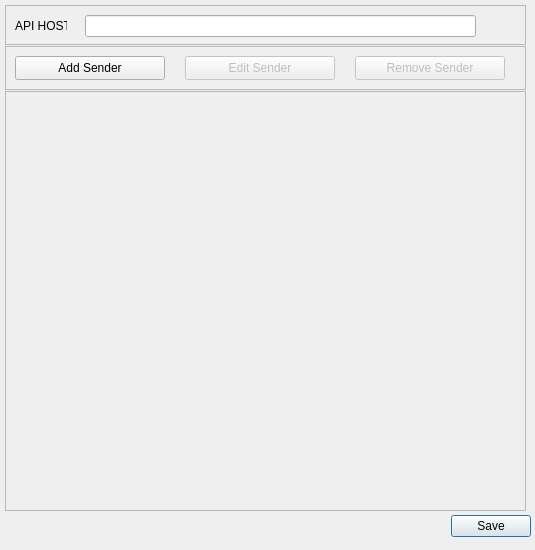
The window that UI/config.ui (awaleilmo/receiver_nmea) describes before a commit, drawn with Qt 5.
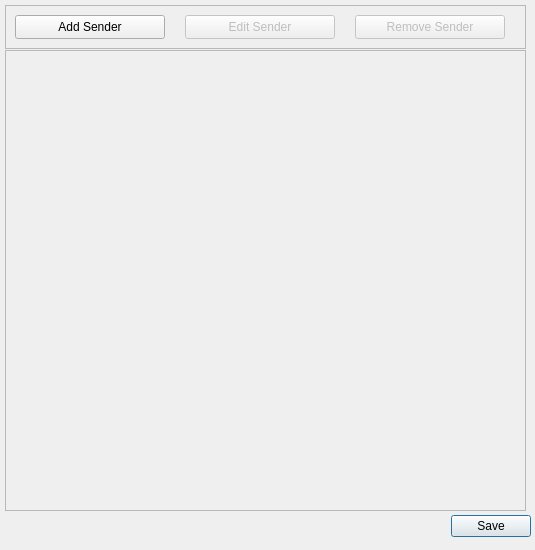
The same window after the commit.

Commit message: add settings.config

Patch:
```diff
--- a/UI/config.ui
+++ b/UI/config.ui
@@ -82,45 +82,6 @@
      <number>5</number>
     </property>
     <item row="0" column="0" colspan="2">
-     <widget class="QFrame" name="frame_2">
-      <property name="minimumSize">
-       <size>
-        <width>500</width>
-        <height>40</height>
-       </size>
-      </property>
-      <property name="frameShape">
-       <enum>QFrame::Shape::StyledPanel</enum>
-      </property>
-      <property name="frameShadow">
-       <enum>QFrame::Shadow::Raised</enum>
-      </property>
-      <widget class="QLabel" name="label_6">
-       <property name="geometry">
-        <rect>
-         <x>10</x>
-         <y>10</y>
-         <width>52</width>
-         <height>22</height>
-        </rect>
-       </property>
-       <property name="text">
-        <string>API HOST</string>
-       </property>
-      </widget>
-      <widget class="QLineEdit" name="apiServer">
-       <property name="geometry">
-        <rect>
-         <x>80</x>
-         <y>10</y>
-         <width>391</width>
-         <height>22</height>
-        </rect>
-       </property>
-      </widget>
-     </widget>
-    </item>
-    <item row="1" column="0" colspan="2">
      <widget class="QFrame" name="frame">
       <property name="minimumSize">
        <size>
@@ -220,7 +181,7 @@
       </widget>
      </widget>
     </item>
-    <item row="2" column="0" colspan="2">
+    <item row="1" column="0" colspan="2">
      <widget class="QScrollArea" name="scrollArea">
       <property name="widgetResizable">
        <bool>true</bool>
@@ -231,7 +192,7 @@
          <x>0</x>
          <y>0</y>
          <width>519</width>
-         <height>417</height>
+         <height>458</height>
         </rect>
        </property>
       </widget>
```
The commit also changes 7 other files.
